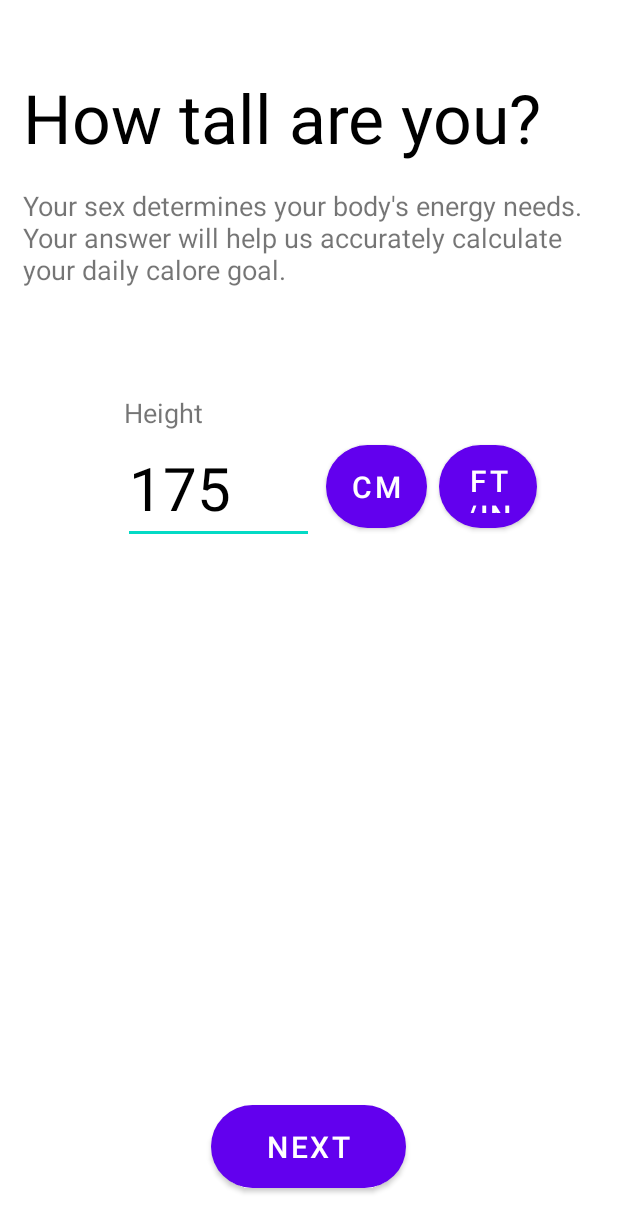
After one commit to AnhTuan2k1/Calories, an Android app: the Activity_Height screen opened directly, with no data from a screen before it, on a phone screen of 412 x 824 dp. The commit adds this screen. Shown: the top 1232 px of the screen. Run offline under Robolectric (Android 15) with nearby library versions, the phone set to English and light mode, and no system bars.

Commit message:
update activityweight+height

```diff
--- a/Calories/app/src/main/AndroidManifest.xml
+++ b/Calories/app/src/main/AndroidManifest.xml
@@ -9,7 +9,10 @@
         android:roundIcon="@mipmap/ic_launcher_round"
         android:supportsRtl="true"
         android:theme="@style/Theme.CaloriesApp">
-        <activity android:name=".Activity1"></activity>
+        <activity android:name=".Activity_Goal_Weight"></activity>
+        <activity android:name=".Activity_Height" />
+        <activity android:name=".Activity_Weight" />
+        <activity android:name=".Activity1" />
         <activity android:name=".MainActivity">
             <intent-filter>
                 <action android:name="android.intent.action.MAIN" />
--- /dev/null
+++ b/Calories/app/src/main/java/com/example/caloriesapp/Activity_Height.java
@@ -0,0 +1,14 @@
+package com.example.caloriesapp;
+
+import androidx.appcompat.app.AppCompatActivity;
+
+import android.os.Bundle;
+
+public class Activity_Height extends AppCompatActivity {
+
+    @Override
+    protected void onCreate(Bundle savedInstanceState) {
+        super.onCreate(savedInstanceState);
+        setContentView(R.layout.activity__height);
+    }
+}
--- a/Calories/app/src/main/java/com/example/caloriesapp/MainActivity.java
+++ b/Calories/app/src/main/java/com/example/caloriesapp/MainActivity.java
@@ -23,9 +23,12 @@ public class MainActivity extends AppCompatActivity {
                 OpenAc1();
             }
         });
+
     }
     public void OpenAc1(){
         Intent intent = new Intent(this, Activity1.class);
         startActivity(intent);
     }
+
+
 }
--- /dev/null
+++ b/Calories/app/src/main/res/layout/activity__height.xml
@@ -0,0 +1,101 @@
+<?xml version="1.0" encoding="utf-8"?>
+<androidx.constraintlayout.widget.ConstraintLayout xmlns:android="http://schemas.android.com/apk/res/android"
+    xmlns:app="http://schemas.android.com/apk/res-auto"
+    xmlns:tools="http://schemas.android.com/tools"
+    android:layout_width="match_parent"
+    android:layout_height="match_parent"
+    tools:context=".Activity_Height">
+
+    <TextView
+        android:id="@+id/tieude"
+        android:layout_width="wrap_content"
+        android:layout_height="wrap_content"
+        android:layout_marginStart="15dp"
+        android:layout_marginTop="48dp"
+        android:text="How tall are you?"
+        android:textColor="@color/black"
+        android:textSize="45sp"
+        app:layout_constraintEnd_toEndOf="parent"
+        app:layout_constraintHorizontal_bias="0.0"
+        app:layout_constraintStart_toStartOf="parent"
+        app:layout_constraintTop_toTopOf="parent" />
+
+    <TextView
+        android:id="@+id/huongdan"
+        android:layout_width="384dp"
+        android:layout_height="88dp"
+        android:layout_marginStart="15dp"
+        android:layout_marginTop="16dp"
+        android:layout_marginEnd="10dp"
+        android:text="Your sex determines your body's energy needs. Your answer will help us accurately calculate your daily calore goal."
+        android:textSize="18sp"
+        app:layout_constraintEnd_toEndOf="parent"
+        app:layout_constraintHorizontal_bias="0.0"
+        app:layout_constraintStart_toStartOf="parent"
+        app:layout_constraintTop_toBottomOf="@+id/tieude" />
+
+    <TextView
+        android:id="@+id/height"
+        android:layout_width="wrap_content"
+        android:layout_height="wrap_content"
+        android:layout_marginTop="50dp"
+        android:text="Height"
+        android:textSize="18sp"
+        app:layout_constraintEnd_toEndOf="parent"
+        app:layout_constraintHorizontal_bias="0.23"
+        app:layout_constraintStart_toStartOf="parent"
+        app:layout_constraintTop_toBottomOf="@+id/huongdan" />
+
+    <EditText
+        android:id="@+id/txtweight"
+        android:layout_width="127dp"
+        android:layout_height="63dp"
+        android:layout_marginTop="12dp"
+        android:ems="10"
+        android:inputType="textPersonName"
+        android:text="175"
+        android:textColor="@color/black"
+        android:textSize="40sp"
+        app:layout_constraintEnd_toEndOf="parent"
+        app:layout_constraintHorizontal_bias="0.288"
+        app:layout_constraintStart_toStartOf="parent"
+        app:layout_constraintTop_toBottomOf="@+id/height" />
+
+    <Button
+        android:id="@+id/bntcm"
+        android:layout_width="67dp"
+        android:layout_height="55dp"
+        android:layout_marginStart="8dp"
+        android:layout_marginTop="84dp"
+        android:background="@drawable/custom_button"
+        android:text="cm"
+        android:textSize="20sp"
+        app:layout_constraintStart_toEndOf="@+id/txtweight"
+        app:layout_constraintTop_toBottomOf="@+id/huongdan" />
+
+    <Button
+        android:id="@+id/bntft"
+        android:layout_width="65dp"
+        android:layout_height="55dp"
+        android:layout_marginStart="8dp"
+        android:layout_marginTop="84dp"
+        android:background="@drawable/custom_button"
+        android:text="ft/in"
+        android:textSize="20sp"
+        app:layout_constraintStart_toEndOf="@+id/bntcm"
+        app:layout_constraintTop_toBottomOf="@+id/huongdan" />
+
+    <Button
+        android:id="@+id/bntnext"
+        android:layout_width="130dp"
+        android:layout_height="55dp"
+        android:layout_marginBottom="32dp"
+        android:text="NEXT"
+        android:textSize="20sp"
+        android:background="@drawable/custom_button"
+        app:layout_constraintBottom_toBottomOf="parent"
+        app:layout_constraintEnd_toEndOf="parent"
+        app:layout_constraintHorizontal_bias="0.498"
+        app:layout_constraintStart_toStartOf="parent" />
+
+</androidx.constraintlayout.widget.ConstraintLayout>
```
Also changed, not shown: Calories/app/src/main/java/com/example/caloriesapp/Activity_Goal_Weight.java (added, +14 -0 lines), Calories/app/src/main/java/com/example/caloriesapp/Activity_Weight.java (added, +14 -0 lines), Calories/app/src/main/res/layout/activity__goal__weight.xml (added, +100 -0 lines), Calories/app/src/main/res/layout/activity__weight.xml (added, +100 -0 lines).
